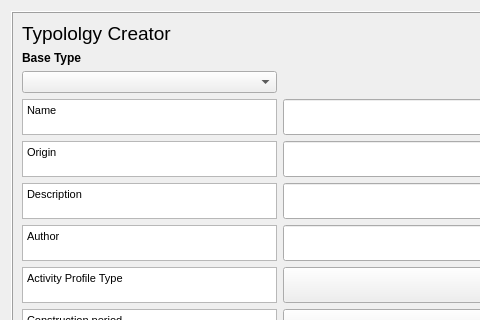
gusbacos/suews_database_manager, file tabs/typology_creator_tab.ui: the form before one commit; both pictures show x 0 to 480 and y 0 to 320 of the 917 by 633 pixel window.
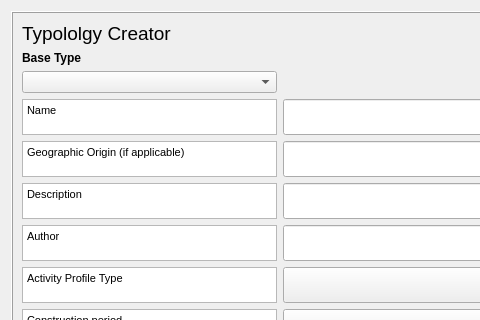
The form after the commit. Custom widgets are drawn as their Qt base class.

Diff of the .ui file:
```diff
--- a/tabs/typology_creator_tab.ui
+++ b/tabs/typology_creator_tab.ui
@@ -139,8 +139,8 @@
          <string>&lt;!DOCTYPE HTML PUBLIC &quot;-//W3C//DTD HTML 4.0//EN&quot; &quot;http://www.w3.org/TR/REC-html40/strict.dtd&quot;&gt;
 &lt;html&gt;&lt;head&gt;&lt;meta name=&quot;qrichtext&quot; content=&quot;1&quot; /&gt;&lt;style type=&quot;text/css&quot;&gt;
 p, li { white-space: pre-wrap; }
-&lt;/style&gt;&lt;/head&gt;&lt;body style=&quot; font-family:'MS Shell Dlg 2'; font-size:12pt; font-weight:400; font-style:normal;&quot;&gt;
-&lt;p style=&quot; margin-top:0px; margin-bottom:0px; margin-left:0px; margin-right:0px; -qt-block-indent:0; text-indent:0px;&quot;&gt;&lt;span style=&quot; font-size:8pt;&quot;&gt;Origin&lt;/span&gt;&lt;/p&gt;&lt;/body&gt;&lt;/html&gt;</string>
+&lt;/style&gt;&lt;/head&gt;&lt;body style=&quot; font-family:'MS Shell Dlg 2'; font-size:7.8pt; font-weight:400; font-style:normal;&quot;&gt;
+&lt;p style=&quot; margin-top:0px; margin-bottom:0px; margin-left:0px; margin-right:0px; -qt-block-indent:0; text-indent:0px;&quot;&gt;&lt;span style=&quot; font-size:8pt;&quot;&gt;Geographic Origin (if applicable)&lt;/span&gt;&lt;/p&gt;&lt;/body&gt;&lt;/html&gt;</string>
         </property>
        </widget>
       </item>
```
Left out of the diff: 14 changed lines with no effect on the pictures.
